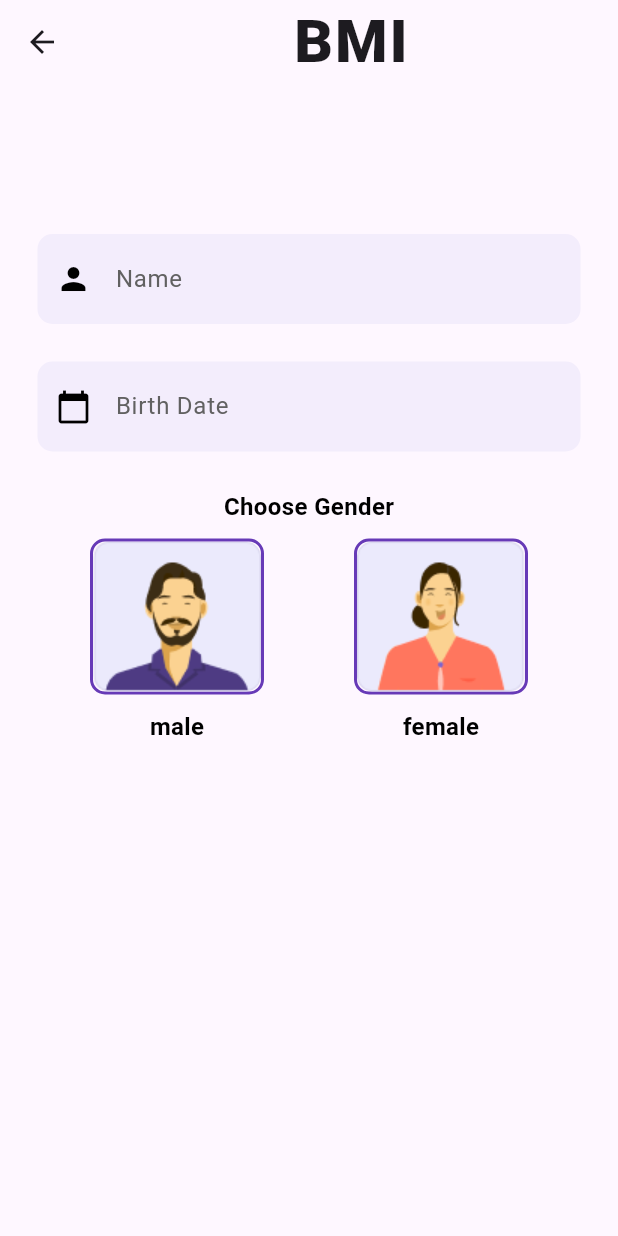
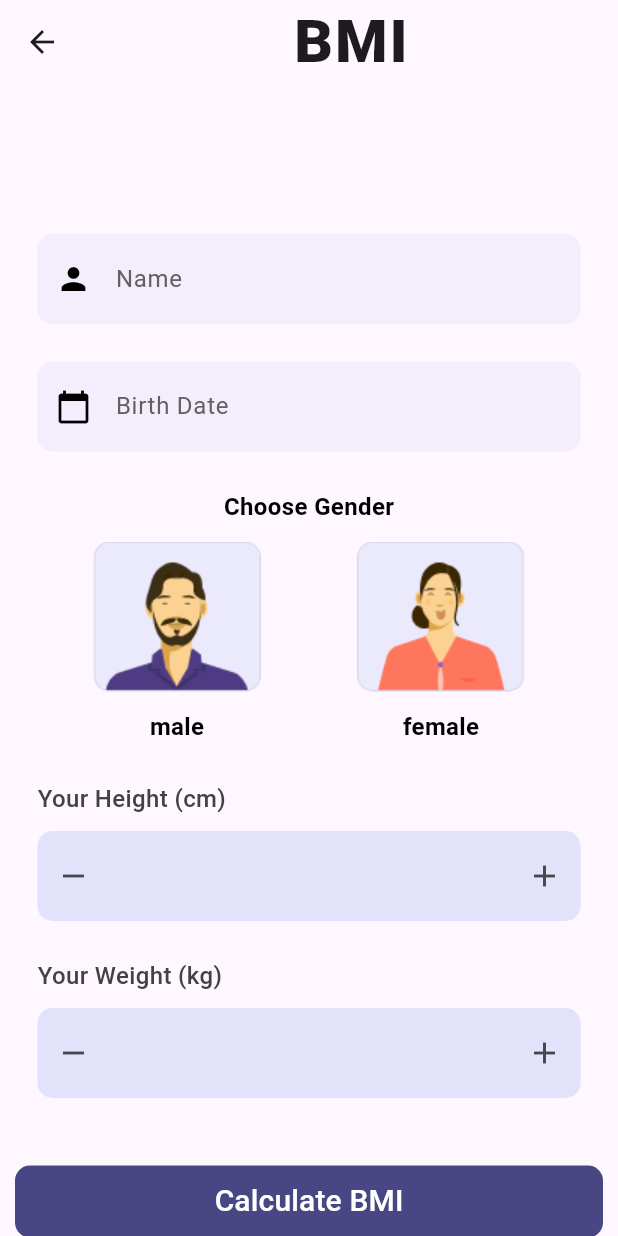
Before and after one commit to Mo123elsayed/BMI-simple-App, a Flutter app: the StaticLoginScreen screen opened by its route, on a phone screen of 412 x 824 dp. Run offline on Flutter 3.47's test engine with Material 3 defaults, Android fonts, the phone set to English and light mode, and no system bars.

Commit message:
finishing static login screen

```diff
--- a/lib/core/screens/intro_screen.dart
+++ b/lib/core/screens/intro_screen.dart
@@ -70,13 +70,15 @@ class IntroScreen extends StatelessWidget {
                     style: TextStyle(color: Colors.white, fontSize: 17),
                   ),
                 ),
+                SizedBox(height: 20),
                 SizedBox(
                   height: 20,
                   width: 350,
                   child: Divider(color: Colors.white),
                 ),
+                SizedBox(height: 20),
                 Container(
-                  padding: EdgeInsets.all(5),
+                  // padding: EdgeInsets.all(5),
                   margin: EdgeInsets.only(
                     top: 20,
                     left: 10,
--- a/lib/core/screens/static_login_screen.dart
+++ b/lib/core/screens/static_login_screen.dart
@@ -11,8 +11,10 @@ class StaticLoginScreen extends StatefulWidget {
 }
 
 class _StaticLoginScreenState extends State<StaticLoginScreen> {
+  TextEditingController heightController = TextEditingController();
+  TextEditingController weightController = TextEditingController();
   String selectedGender = '';
-  String value = '';
+  // String value = '';
   @override
   Widget build(BuildContext context) {
     return Scaffold(
@@ -90,6 +92,28 @@ class _StaticLoginScreenState extends State<StaticLoginScreen> {
               ),
             ],
           ),
+          SizedBox(height: 25),
+          buildRangeButton("Your Height (cm)", heightController),
+          SizedBox(height: 25),
+          buildRangeButton("Your Weight (kg)", weightController),
+          SizedBox(height: 25),
+          Container(
+            // padding: EdgeInsets.all(4),
+            margin: EdgeInsets.only(top: 20, left: 10, right: 10),
+            width: double.infinity,
+            decoration: BoxDecoration(
+              color: Color(0xFF484783),
+              borderRadius: BorderRadius.circular(10),
+            ),
+            child: TextButton(
+              onPressed: () {},
+              child: Text(
+                'Calculate BMI',
+                style: TextStyle(color: Colors.white, fontSize: 20),
+              ),
+            ),
+          ),
+          // SizedBox(height: 3),
         ],
       ),
     );
@@ -107,9 +131,17 @@ class _StaticLoginScreenState extends State<StaticLoginScreen> {
       child: Container(
         decoration: BoxDecoration(
           borderRadius: BorderRadius.circular(10),
-          border: Border.all(color: Colors.deepPurple, width: 2.0),
+          border: Border.all(
+            color: selectedGender == value
+                ? Colors.deepPurple
+                : Colors.transparent,
+            width: 2.0,
+          ),
         ),
-        child: ClipRRect(borderRadius: BorderRadius.circular(10.0), child: image),
+        child: ClipRRect(
+          borderRadius: BorderRadius.circular(10.0),
+          child: image,
+        ),
       ),
     );
   }
@@ -145,4 +177,70 @@ class _StaticLoginScreenState extends State<StaticLoginScreen> {
       ),
     );
   }
+
+  /// method to return range buttons for height and weight
+  /// using TextEditingController to manage the text input
+  Widget buildRangeButton(String label, TextEditingController controller) {
+    return Padding(
+      padding: const EdgeInsets.only(left: 25.0, right: 25.0),
+      child: Column(
+        crossAxisAlignment: CrossAxisAlignment.start,
+        children: [
+          Text(
+            "$label",
+            style: TextStyle(
+              fontSize: 16,
+              color: Colors.grey[800],
+              fontWeight: FontWeight.w500,
+            ),
+          ),
+          SizedBox(height: 10),
+          Container(
+            decoration: BoxDecoration(
+              color: Color(0xF0EAEAFE),
+              borderRadius: BorderRadius.circular(10.0),
+            ),
+            height: 60,
+            child: TextFormField(
+              textAlign: TextAlign.center,
+              controller: controller,
+              keyboardType: TextInputType.number,
+              decoration: InputDecoration(
+                labelStyle: TextStyle(),
+                filled: true,
+                fillColor: Color.fromRGBO(179, 178, 234, 0.15),
+                contentPadding: EdgeInsets.symmetric(
+                  vertical: 18.0,
+                  horizontal: 20.0,
+                ),
+                border: OutlineInputBorder(
+                  borderRadius: BorderRadius.circular(10.0),
+                  borderSide: BorderSide.none,
+                ),
+                prefixIcon: GestureDetector(
+                  onTap: () {
+                    if (controller.text.isNotEmpty) {
+                      int currentValue = int.parse(controller.text);
+                      currentValue -= 1;
+                      controller.text = currentValue.toString();
+                    }
+                  },
+                  child: Icon(Icons.remove),
+                ),
+                suffixIcon: GestureDetector(
+                  onTap: () {
+                    int currentValue = int.parse(controller.text);
+                    currentValue += 1;
+                    controller.text = currentValue.toString();
+                  },
+                  child: Icon(Icons.add),
+                ),
+              ),
+              style: TextStyle(fontSize: 16.0),
+            ),
+          ),
+        ],
+      ),
+    );
+  }
 }
```
